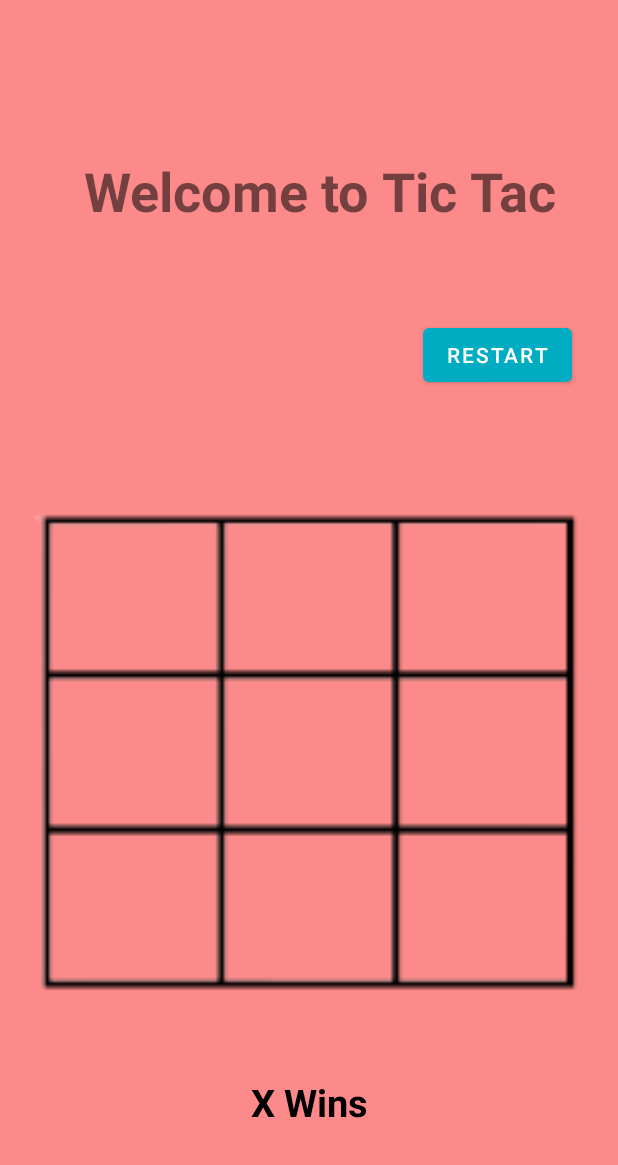
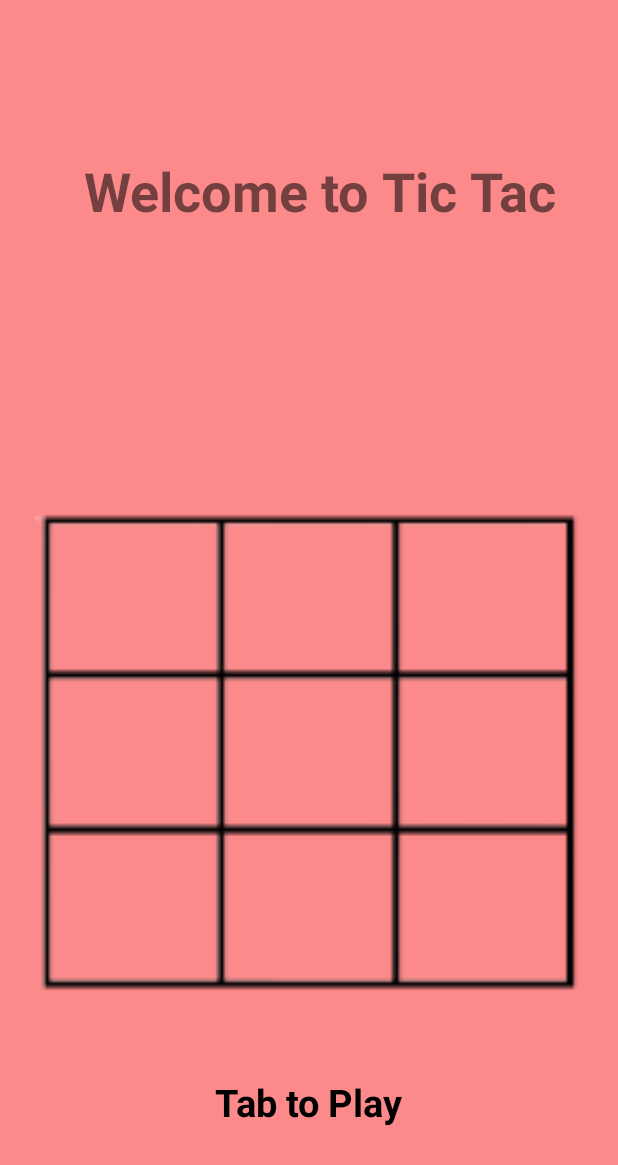
Before and after one commit to devpaurakh/MyPortfolio, an Android app: the GameActivity screen opened directly, with no data from a screen before it, on a phone screen of 412 x 824 dp. Shown: the top 1165 px of the screen. Run offline under Robolectric (Android 15) with nearby library versions, the light colour scheme and no system bars.

Commit message:
Game Finish

```diff
--- a/app/src/main/res/layout/activity_game.xml
+++ b/app/src/main/res/layout/activity_game.xml
@@ -174,7 +174,7 @@
         android:layout_width="wrap_content"
         android:layout_height="wrap_content"
         android:layout_marginBottom="15sp"
-        android:text="@string/x_wins"
+        android:text="Tab to Play"
         android:textColor="@color/black"
         android:textSize="25sp"
         android:textStyle="bold"
@@ -183,15 +183,4 @@
         app:layout_constraintStart_toStartOf="parent"
         app:layout_constraintTop_toBottomOf="@+id/linearLayout" />
 
-    <Button
-        android:id="@+id/restart"
-        android:layout_width="wrap_content"
-        android:layout_height="wrap_content"
-        android:layout_marginTop="60dp"
-        android:text="ReStart"
-        app:layout_constraintEnd_toEndOf="@+id/textView"
-        app:layout_constraintHorizontal_bias="1.0"
-        app:layout_constraintStart_toStartOf="@+id/textView"
-        app:layout_constraintTop_toBottomOf="@+id/textView" />
-
 </androidx.constraintlayout.widget.ConstraintLayout>
```
